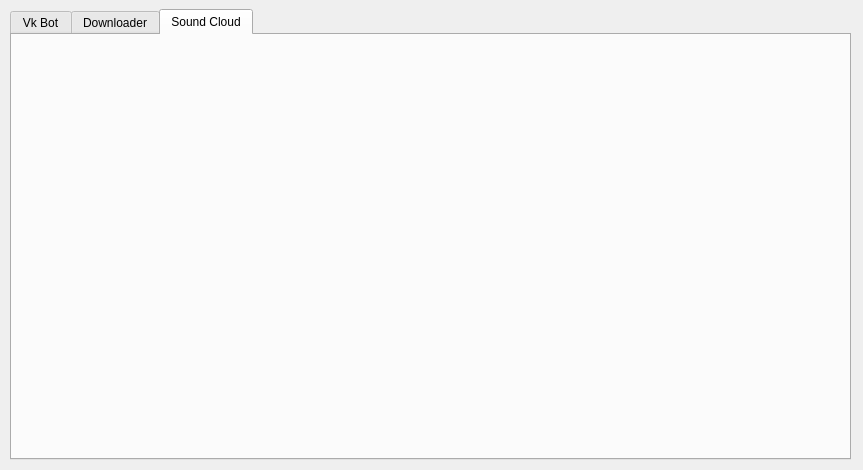
Before: the Qt Designer form mainwindow.ui in closewithoutsaving/QWidgetVkBot, drawn with Qt 5.
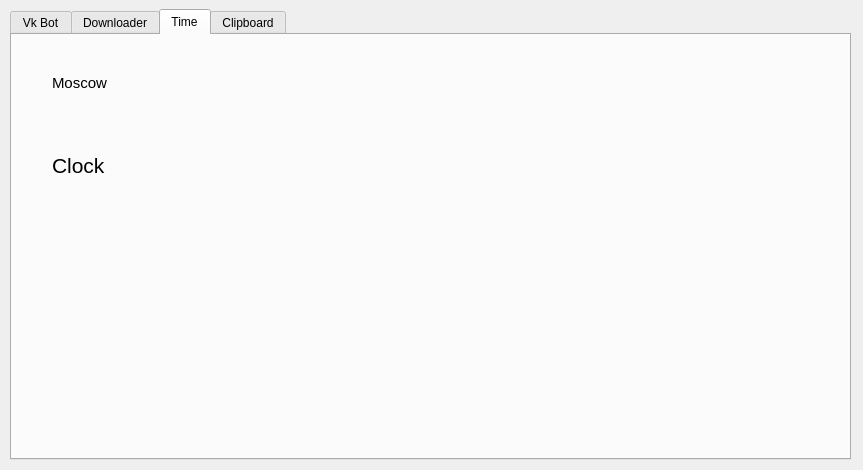
After: the same form once the commit is applied. The open tabs and pages were chosen to show the change.

Patch:
```diff
--- a/mainwindow.ui
+++ b/mainwindow.ui
@@ -257,8 +257,85 @@
     </widget>
     <widget class="QWidget" name="tab">
      <attribute name="title">
-      <string>Sound Cloud</string>
+      <string>Time</string>
      </attribute>
+     <widget class="QLabel" name="labelMoscow">
+      <property name="geometry">
+       <rect>
+        <x>40</x>
+        <y>40</y>
+        <width>61</width>
+        <height>16</height>
+       </rect>
+      </property>
+      <property name="font">
+       <font>
+        <pointsize>11</pointsize>
+       </font>
+      </property>
+      <property name="text">
+       <string>Moscow</string>
+      </property>
+     </widget>
+     <widget class="QLabel" name="labelMoscowTime">
+      <property name="geometry">
+       <rect>
+        <x>40</x>
+        <y>80</y>
+        <width>231</width>
+        <height>101</height>
+       </rect>
+      </property>
+      <property name="font">
+       <font>
+        <pointsize>16</pointsize>
+       </font>
+      </property>
+      <property name="text">
+       <string>Clock</string>
+      </property>
+     </widget>
+    </widget>
+    <widget class="QWidget" name="tabClipbord">
+     <attribute name="title">
+      <string>Clipboard</string>
+     </attribute>
+     <widget class="QPushButton" name="pushClipboardLogClear">
+      <property name="geometry">
+       <rect>
+        <x>30</x>
+        <y>330</y>
+        <width>80</width>
+        <height>26</height>
+       </rect>
+      </property>
+      <property name="text">
+       <string>Clear log</string>
+      </property>
+     </widget>
+     <widget class="QListWidget" name="listClipboardLog">
+      <property name="geometry">
+       <rect>
+        <x>10</x>
+        <y>10</y>
+        <width>811</width>
+        <height>291</height>
+       </rect>
+      </property>
+     </widget>
+     <widget class="QPushButton" name="pushClipboardRemoveLast">
+      <property name="geometry">
+       <rect>
+        <x>140</x>
+        <y>330</y>
+        <width>91</width>
+        <height>26</height>
+       </rect>
+      </property>
+      <property name="text">
+       <string>Remove last</string>
+      </property>
+     </widget>
     </widget>
    </widget>
   </widget>
```
Left out of the diff: 16 changed lines with no effect on the pictures.
